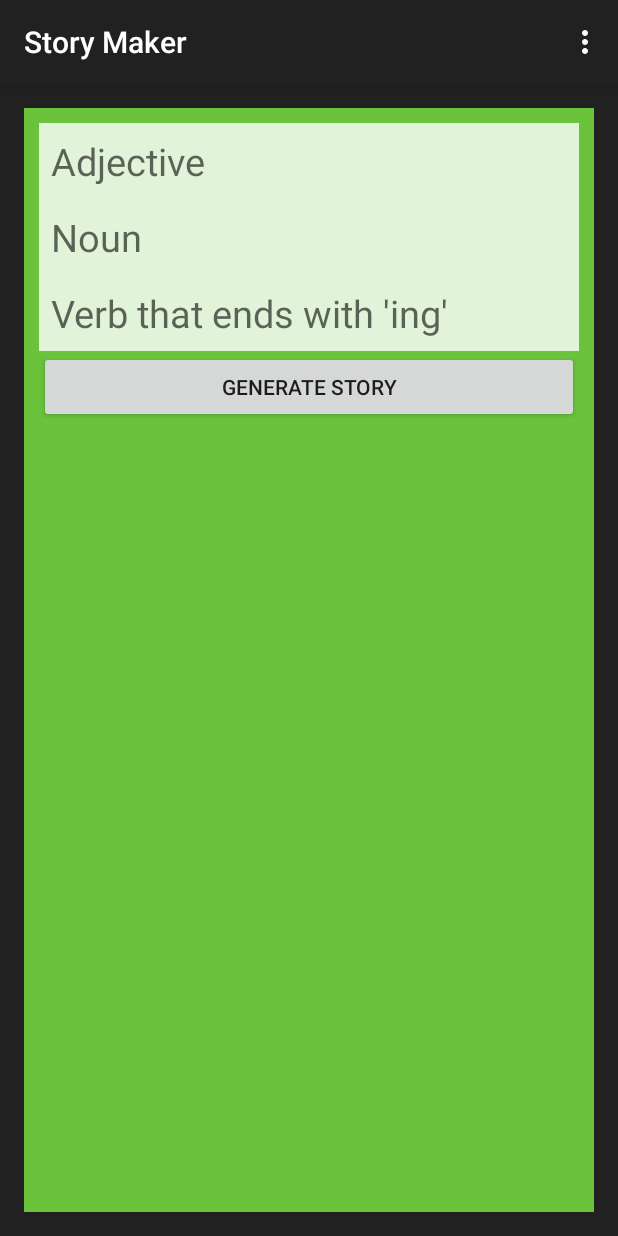
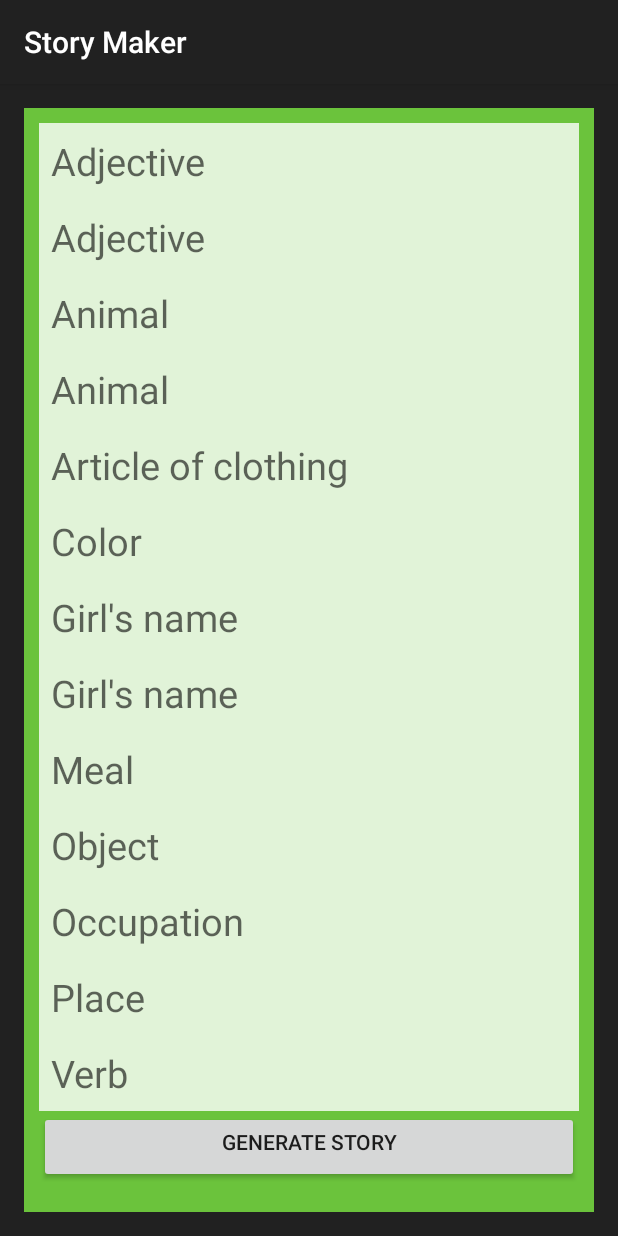
Before and after one commit to brentn/Assignment3, an Android app: the screen it shows after launch (MainActivity), after a tap on "GENERATE STORY", on a phone screen of 412 x 824 dp. Run offline under Robolectric (Android 15) with nearby library versions, the phone set to English and light mode, and no system bars.

Commit message:
Working code

```diff
--- a/assignment3/src/main/AndroidManifest.xml
+++ b/assignment3/src/main/AndroidManifest.xml
@@ -9,7 +9,8 @@
         android:theme="@style/AppTheme" >
         <activity
             android:name="app.of.wonder.assignment3.MainActivity"
-            android:label="@string/app_name" >
+            android:label="@string/app_name"
+            android:windowSoftInputMode="adjustPan|stateVisible">
             <intent-filter>
                 <action android:name="android.intent.action.MAIN" />
 
--- a/assignment3/src/main/java/app/of/wonder/assignment3/MainActivity.java
+++ b/assignment3/src/main/java/app/of/wonder/assignment3/MainActivity.java
@@ -4,16 +4,12 @@ import android.content.Context;
 import android.content.SharedPreferences;
 import android.preference.PreferenceManager;
 import android.support.v7.app.ActionBarActivity;
-import android.support.v7.app.ActionBar;
 import android.support.v4.app.Fragment;
 import android.os.Bundle;
 import android.util.Log;
 import android.view.LayoutInflater;
-import android.view.Menu;
-import android.view.MenuItem;
 import android.view.View;
 import android.view.ViewGroup;
-import android.os.Build;
 import android.widget.Button;
 import android.widget.EditText;
 import android.widget.LinearLayout;
@@ -21,6 +17,7 @@ import android.widget.TextView;
 import android.widget.Toast;
 
 import java.util.ArrayList;
+import java.util.Collections;
 import java.util.List;
 import java.util.Random;
 import java.util.regex.Matcher;
@@ -42,26 +39,6 @@ public class MainActivity extends ActionBarActivity {
         }
     }
 
-
-    @Override
-    public boolean onCreateOptionsMenu(Menu menu) {
-
-        // Inflate the menu; this adds items to the action bar if it is present.
-        getMenuInflater().inflate(R.menu.main, menu);
-        return true;
-    }
-
-    @Override
-    public boolean onOptionsItemSelected(MenuItem item) {
-        // Handle action bar item clicks here. The action bar will
-        // automatically handle clicks on the Home/Up button, so long
-        // as you specify a parent activity in AndroidManifest.xml.
-        int id = item.getItemId();
-        if (id == R.id.action_settings) {
-            return true;
-        }
-        return super.onOptionsItemSelected(item);
-    }
 
     /**
      * A placeholder fragment containing a simple view.
@@ -97,11 +74,13 @@ public class MainActivity extends ActionBarActivity {
                     generateData(field);
                 } else {
                     EditText item = (EditText) inflater.inflate(R.xml.input_text, null);
+                    item.setContentDescription(field);
                     item.setHint(field);
                     input_screen.addView(item, layout);
                 }
             }
             Button go = new Button(getActivity());
+            go.setPadding(5,10,5,20);
             go.setText(getResources().getString(R.string.generate_story));
             go.setOnClickListener(new View.OnClickListener() {
                 @Override
@@ -116,8 +95,7 @@ public class MainActivity extends ActionBarActivity {
             });
             input_screen.addView(go);
             showInputView();
-            String story = template;
-            return story;
+            return template;
         }
 
         private boolean validate(ViewGroup group) {
@@ -127,9 +105,12 @@ public class MainActivity extends ActionBarActivity {
             for (int i=0; i<count; i++) {
                 if (group.getChildAt(i) instanceof EditText) {
                     field = (EditText) group.getChildAt(i);
-                    if (field.getText().toString().isEmpty()) {
-                        Toast.makeText(getActivity(),"Oops!  You missed one!",Toast.LENGTH_LONG).show();
-                        return false;
+                    if (prefs.getString(field.getContentDescription().toString(),"").isEmpty()) {
+                        if (field.getText().toString().isEmpty()) {
+                            Toast.makeText(getActivity(),"Oops!  You need to provide a "
+                                    +field.getContentDescription().toString(),Toast.LENGTH_LONG).show();
+                            return false;
+                        }
                     }
                 }
             }
@@ -140,6 +121,7 @@ public class MainActivity extends ActionBarActivity {
             // for fields that contain '|', just store the value as is.
             if (!field.contains("|")) return;
             prefs.edit().putString(field, field).commit();
+            Log.d(TAG,field);
         }
 
         private void storeData(ViewGroup group) {
@@ -152,43 +134,51 @@ public class MainActivity extends ActionBarActivity {
                 if (group.getChildAt(i) instanceof EditText) {
                     field = (EditText) group.getChildAt(i);
                     value = prefs.getString(field.getHint().toString(), "");
-                    if (!value.isEmpty()) {
+                    if (!value.isEmpty() && !field.getText().toString().isEmpty()) {
                         value+="|";
                     }
                     value += field.getText().toString();
-                    prefs.edit().putString(field.getHint().toString(), value).commit();
-                    Log.d(TAG, field.getText().toString()+":"+value);
+                    prefs.edit().putString(field.getContentDescription().toString(), value).commit();
+                    Log.d(TAG, field.getContentDescription().toString()+":"+value);
                 }
             }
         }
 
         private String substitute(String template) {
             //substitute each value in to the story
-            Pattern  pattern = Pattern.compile("\\[([^\\]]*)\\]");
+            Pattern  pattern = Pattern.compile("\\[([^\\+\\]]*)\\]");
             Matcher matcher = pattern.matcher(template);
             String key, new_word;
             while (matcher.find()) {
                 key = matcher.group(1);
                 new_word = retrieveWord(key);
+                key = key.replaceAll("\\|","\\\\\\|");
                 template = template.replaceFirst("\\["+key+"\\]", new_word);
+                template = template.replaceAll("\\[\\+"+key+"\\]", new_word);
+                Log.d(TAG, "key:"+key);
+                Log.d(TAG, "more:"+"\\[\\+"+key+"\\]");
             }
             return template;
         }
 
         private String retrieveWord(String key) {
             // for keys with multiple values (containing '|'), pick a random value.
-            String[] values = prefs.getString(key, "").split("|");
+            String[] values = prefs.getString(key, "").split("\\|");
             int index = new Random().nextInt(values.length);
-            return values[index];
+            String result = values[index];
+            Log.d(TAG, values[index]+":"+result);
+            return result;
         }
 
-        private List getFields(String text) {
-            List result = new ArrayList();
-            Pattern pattern = Pattern.compile("\\[([^\\]]*)\\]");
+        private List<String> getFields(String text) {
+            List<String> result = new ArrayList<String>();
+            Pattern pattern = Pattern.compile("\\[([^\\+\\]]*)\\]");
             Matcher matcher = pattern.matcher(text);
             while (matcher.find()) {
                 result.add(matcher.group(1));
             }
+            // sorting will somewhat randomize the fields, as well as grouping related fields together.
+            Collections.sort(result);
             return result;
         }
 
@@ -200,6 +190,7 @@ public class MainActivity extends ActionBarActivity {
         private void showStoryView() {
             inputView.setVisibility(View.GONE);
             storyView.setVisibility(View.VISIBLE);
+            storyView.requestFocus();
         }
     }
 
--- a/assignment3/src/main/res/layout/fragment_main.xml
+++ b/assignment3/src/main/res/layout/fragment_main.xml
@@ -15,16 +15,19 @@
         android:layout_alignParentTop="true"
         android:id="@+id/story_screen"
         android:background="@drawable/story_bg"
-        android:visibility="invisible">
+        android:visibility="invisible"
+        android:paddingTop="45dp"
+        android:paddingBottom="45dp"
+        android:paddingLeft="40dp"
+        android:paddingRight="30dp"
+        android:fillViewport="true"
+        android:focusable="true"
+        android:clickable="false">
 
         <TextView
             android:layout_width="match_parent"
-            android:layout_height="match_parent"
+            android:layout_height="wrap_content"
             android:id="@+id/story"
-            android:layout_marginTop="45dp"
-            android:layout_marginBottom="145dp"
-            android:layout_marginLeft="35dp"
-            android:layout_marginRight="30dp"
             android:textColor="#500050"
             android:textSize="26sp"
             android:lineSpacingExtra="4dp"
@@ -37,7 +40,8 @@
         android:layout_height="match_parent"
         android:id="@+id/input_screen"
         android:background="@color/input_screen_background"
-        android:visibility="invisible">
+        android:visibility="visible"
+        android:paddingBottom="20dp">
 
         <LinearLayout
             android:layout_width="match_parent"
--- a/assignment3/src/main/res/values/strings.xml
+++ b/assignment3/src/main/res/values/strings.xml
@@ -3,7 +3,13 @@
 
     <string name="app_name">Story Maker</string>
     <string name="action_settings">Settings</string>
-    <string name="sample_story">There once was an [Adjective] [Noun], who really [loved|hated] [Verb that ends with \'ing\']</string>
+    <string name="sample_story">Once upon a time there lived a girl named [Girl\'s name], who was such a [Adjective] [Occupation] that she often
+        [forgot to practice|received awards for|found herself giving advice about] how she did it.\n  One day, while [+Girl\'s name] was eating [Meal],
+    she was approached by a [Adjective] [Animal] named [Girl\'s name] who asked her if she had ever been to [Place].  [+Girl\'s name] said that she [had|hadn\'t ever]
+    been to [+Place] before, and asked the [+Animal] why it needed to know.  The [+Animal] said it was because it needed to [Verb] with a [Object], but had not been able to find
+    a suitable [+Object] nearby.  A [Animal] wearing a [Color] [Article of clothing] had told her that if she [hurried|counted to 12|clicked her heels together 3 times], then
+    she could find a [+Object] at [+Place].  But of course, the [+Animal] had never been to [+Place] before, and didn\'t know how to get there.  (Not to mention that
+    she didn\'t have a [bus ticket|car|hovercraft|speedboat]!)\n</string>
     <string name="generate_story">Generate Story</string>
 
 </resources>
```
